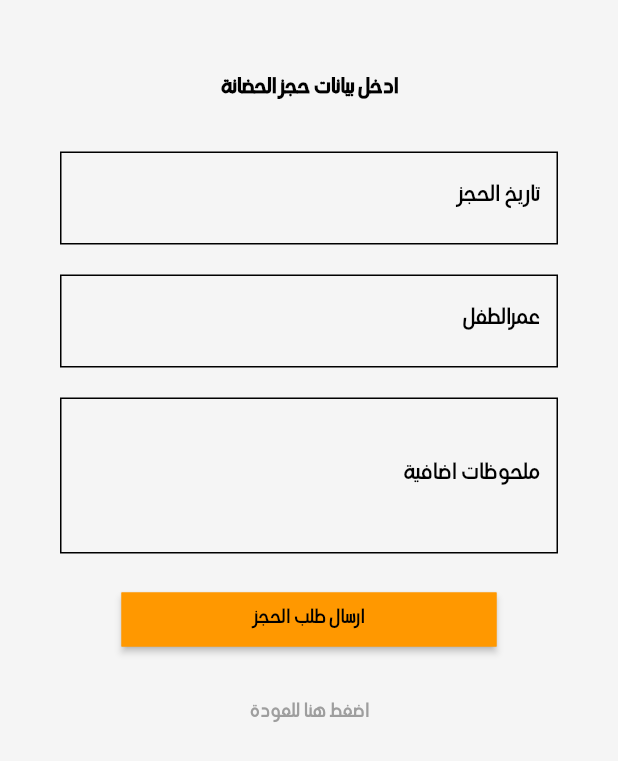
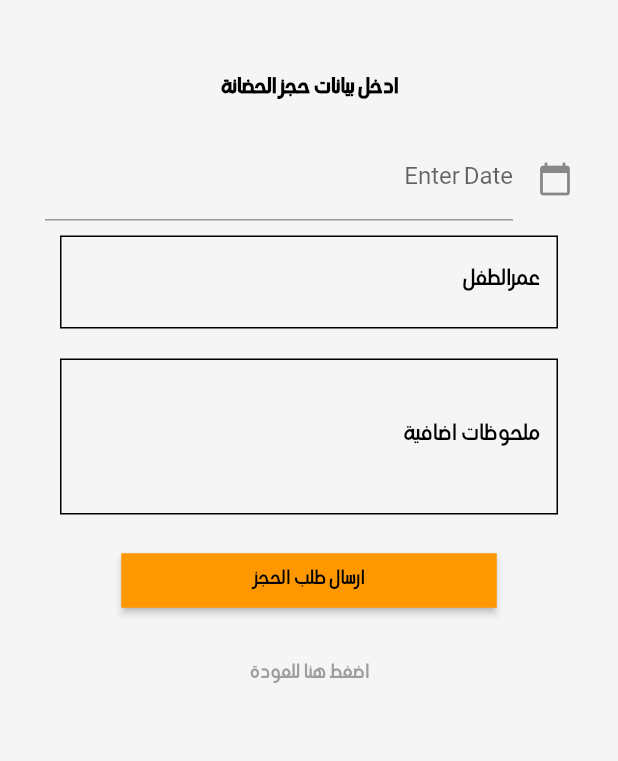
Before and after one commit to hagaryasser25/nurseries, a Flutter app: the Booking screen opened directly with empty values, on a phone screen of 412 x 824 dp. Shown: the top 761 px of the screen. Run offline on Flutter 3.47's test engine with Material 2 defaults, Android fonts, the phone set to English and light mode, and no system bars; our stand-ins replace carousel_slider, cherry_toast, firebase_auth, firebase_core, firebase_database, flutter_map and 5 more; accounts and stored records are empty.

Commit message:
second commit

```diff
--- a/lib/Home/booking.dart
+++ b/lib/Home/booking.dart
@@ -4,7 +4,9 @@ import 'package:firebase_database/firebase_database.dart';
 import 'package:flutter/cupertino.dart';
 import 'package:flutter/material.dart';
 import 'package:hexcolor/hexcolor.dart';
+import 'package:intl/intl.dart';
 import 'package:nurseries/Home/home.dart';
+import 'dart:ui' as ui;
 
 import '../Models/user_model.dart';
 
@@ -53,7 +55,7 @@ class _BookingState extends State<Booking> {
   @override
   Widget build(BuildContext context) {
     return Directionality(
-      textDirection: TextDirection.rtl,
+      textDirection: ui.TextDirection.rtl,
       child: SafeArea(
         child: Scaffold(
           body: Form(
@@ -81,39 +83,37 @@ class _BookingState extends State<Booking> {
                               ),
                             ),
                           ),
-                          Padding(
-                            padding: EdgeInsets.symmetric(
-                                vertical: 10, horizontal: 10),
-                            child: TextFormField(
-                                validator: (value) {
-                                  if (value!.isEmpty) {
-                                    return "من فضلك ادخل تاريخ الحجز";
-                                  }
-                                  return null;
-                                },
-                                onSaved: (bookdate) {
-                                  _datebook = bookdate!;
-                                },
-                                controller: datebookcon,
-                                style: TextStyle(
-                                    fontFamily: "yel", color: Colors.black),
-                                // controller: addRoomProvider.bednocon,
-                                keyboardType: TextInputType.emailAddress,
-                                decoration: new InputDecoration(
-                                  enabledBorder: OutlineInputBorder(
-                                    borderRadius: BorderRadius.circular(0),
-                                    borderSide: BorderSide(color: Colors.black),
-                                  ),
+                          TextField(
+                            controller: datebookcon,
+                            //editing controller of this TextField
+                            decoration: InputDecoration(
+                                icon: Icon(
+                                    Icons.calendar_today), //icon of text field
+                                labelText: "Enter Date" //label text of field
+                                ),
+                            readOnly: true,
+                            //set it true, so that user will not able to edit text
+                            onTap: () async {
+                              DateTime? pickedDate = await showDatePicker(
+                                  context: context,
+                                  initialDate: DateTime.now(),
+                                  firstDate: DateTime(1950),
+                                  //DateTime.now() - not to allow to choose before today.
+                                  lastDate: DateTime(2100));
 
-                                  hintText: 'ادخل تاريخ الحجز',
-                                  hintStyle: TextStyle(color: Colors.black),
-                                  labelText: 'تاريخ الحجز',
-                                  labelStyle: TextStyle(color: Colors.black),
-
-                                  //prefixText: ' ',
-                                  //suffixText: 'USD',
-                                  //suffixStyle: const TextStyle(color: Colors.green)),
-                                )),
+                              if (pickedDate != null) {
+                                print(
+                                    pickedDate); //pickedDate output format => 2021-03-10 00:00:00.000
+                                String formattedDate =
+                                    DateFormat('yyyy-MM-dd').format(pickedDate);
+                                print(
+                                    formattedDate); //formatted date output using intl package =>  2021-03-16
+                                setState(() {
+                                  datebookcon.text =
+                                      formattedDate; //set output date to TextField value.
+                                });
+                              } else {}
+                            },
                           ),
                           Padding(
                             padding: EdgeInsets.symmetric(
--- a/lib/main.dart
+++ b/lib/main.dart
@@ -44,6 +44,7 @@ class MyApp extends StatelessWidget {
         Home.routeName: (ctx) => Home(),
         AdminHome.routeName: (ctx) => AdminHome(),
         StoreReplays.routeName: (ctx) => StoreReplays(),
+        OpenScreen.routeName: (ctx) => OpenScreen(),
       },
     );
   }
--- a/lib/openscreen.dart
+++ b/lib/openscreen.dart
@@ -8,6 +8,8 @@ import 'Home/home.dart';
 import 'admin/adminlogin.dart';
 
 class OpenScreen extends StatefulWidget {
+    static const routeName = '/openScreen';
+
   const OpenScreen({Key? key}) : super(key: key);
 
   @override
--- a/pubspec.yaml
+++ b/pubspec.yaml
@@ -45,6 +45,8 @@ dependencies:
   latlong2: ^0.8.0
   cherry_toast: ^1.0.9
   hexcolor: ^2.0.1
+  ndialog: ^4.2.3
+  intl: ^0.17.0
   flutter:
     sdk: flutter
 
```
Also changed, not shown: lib/admin/admin_bookings.dart (+1 -10 lines), lib/admin/adminhome.dart (+11 -8 lines), pubspec.lock.
